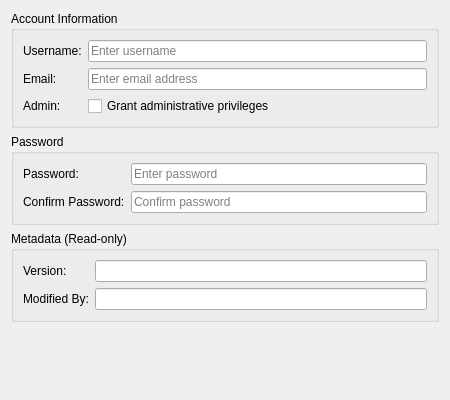
Above: projects/ores.qt/ui/AccountDetailDialog.ui from OreStudio/OreStudio before the change. Below: the same form after it.
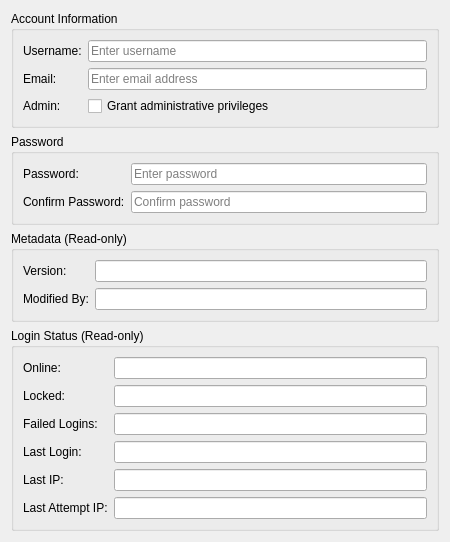
That is the form after the change.

Commit message:
[qt] Add Login Status group to AccountDetailDialog
Add read-only Login Status section to the account detail dialog showing:
- Online status (Yes/No)
- Locked status (Yes/No)
- Failed login attempts count
- Last login timestamp
- Last IP address
- Last attempt IP address

The section is hidden in create mode and only visible when editing
existing accounts.

🤖 Generated with [Claude Code](https://claude.com/claude-code)

```diff
--- a/projects/ores.qt/ui/AccountDetailDialog.ui
+++ b/projects/ores.qt/ui/AccountDetailDialog.ui
@@ -151,6 +151,99 @@
      </layout>
     </widget>
    </item>
+   <item>
+    <widget class="QGroupBox" name="loginStatusGroup">
+     <property name="title">
+      <string>Login Status (Read-only)</string>
+     </property>
+     <layout class="QFormLayout" name="formLayout_4">
+      <item row="0" column="0">
+       <widget class="QLabel" name="labelOnline">
+        <property name="text">
+         <string>Online:</string>
+        </property>
+       </widget>
+      </item>
+      <item row="0" column="1">
+       <widget class="QLineEdit" name="onlineEdit">
+        <property name="readOnly">
+         <bool>true</bool>
+        </property>
+       </widget>
+      </item>
+      <item row="1" column="0">
+       <widget class="QLabel" name="labelLocked">
+        <property name="text">
+         <string>Locked:</string>
+        </property>
+       </widget>
+      </item>
+      <item row="1" column="1">
+       <widget class="QLineEdit" name="lockedEdit">
+        <property name="readOnly">
+         <bool>true</bool>
+        </property>
+       </widget>
+      </item>
+      <item row="2" column="0">
+       <widget class="QLabel" name="labelFailedLogins">
+        <property name="text">
+         <string>Failed Logins:</string>
+        </property>
+       </widget>
+      </item>
+      <item row="2" column="1">
+       <widget class="QLineEdit" name="failedLoginsEdit">
+        <property name="readOnly">
+         <bool>true</bool>
+        </property>
+       </widget>
+      </item>
+      <item row="3" column="0">
+       <widget class="QLabel" name="labelLastLogin">
+        <property name="text">
+         <string>Last Login:</string>
+        </property>
+       </widget>
+      </item>
+      <item row="3" column="1">
+       <widget class="QLineEdit" name="lastLoginEdit">
+        <property name="readOnly">
+         <bool>true</bool>
+        </property>
+       </widget>
+      </item>
+      <item row="4" column="0">
+       <widget class="QLabel" name="labelLastIp">
+        <property name="text">
+         <string>Last IP:</string>
+        </property>
+       </widget>
+      </item>
+      <item row="4" column="1">
+       <widget class="QLineEdit" name="lastIpEdit">
+        <property name="readOnly">
+         <bool>true</bool>
+        </property>
+       </widget>
+      </item>
+      <item row="5" column="0">
+       <widget class="QLabel" name="labelLastAttemptIp">
+        <property name="text">
+         <string>Last Attempt IP:</string>
+        </property>
+       </widget>
+      </item>
+      <item row="5" column="1">
+       <widget class="QLineEdit" name="lastAttemptIpEdit">
+        <property name="readOnly">
+         <bool>true</bool>
+        </property>
+       </widget>
+      </item>
+     </layout>
+    </widget>
+   </item>
    <item>
     <spacer name="verticalSpacer">
      <property name="orientation">
```
The commit also changes 2 other files.
